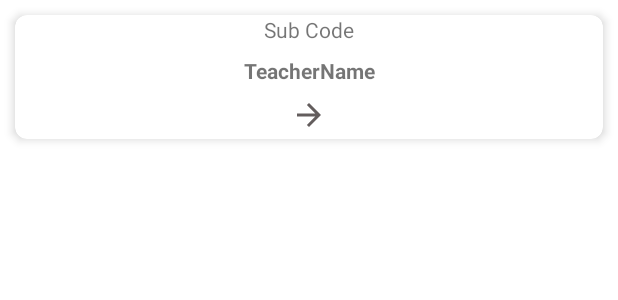
After one commit to M786453/UafResult, an Android app: the layout recycler_view_row.xml on its own in the app's theme, with its tools: preview values and no code run, on a phone screen of 412 x 824 dp. The commit adds this screen. Shown: the top 300 px of the screen. Run offline under Robolectric (Android 15) with nearby library versions, the phone set to English and light mode, and no system bars.

Commit message:
Added StaggeredRecyclerViewAdapter didn't removed the listView...

```diff
--- a/app/build.gradle
+++ b/app/build.gradle
@@ -57,4 +57,6 @@ dependencies {
     implementation "androidx.lifecycle:lifecycle-runtime:$lifecycle_version"
     annotationProcessor "androidx.lifecycle:lifecycle-compiler:$lifecycle_version"
 
+    implementation "androidx.recyclerview:recyclerview:1.2.1"
+
 }
--- a/app/src/main/res/layout/activity_single_sub_result.xml
+++ b/app/src/main/res/layout/activity_single_sub_result.xml
@@ -388,7 +388,7 @@
                 android:layout_height="wrap_content"
                 android:layout_marginStart="5dp"
                 android:layout_marginLeft="5dp"
-                app:srcCompat="@drawable/rating_star" />
+                />
         </LinearLayout>
 
         <LinearLayout
--- /dev/null
+++ b/app/src/main/res/layout/recycler_view_row.xml
@@ -0,0 +1,47 @@
+<?xml version="1.0" encoding="utf-8"?>
+<androidx.cardview.widget.CardView xmlns:android="http://schemas.android.com/apk/res/android"
+    xmlns:app="http://schemas.android.com/apk/res-auto"
+    android:layout_width="match_parent"
+    android:layout_height="wrap_content"
+    android:layout_margin="10dp"
+    android:orientation="vertical"
+    android:padding="5dp"
+    app:cardCornerRadius="8dp"
+    app:cardElevation="4dp">
+
+    <LinearLayout
+        android:layout_width="match_parent"
+        android:layout_height="match_parent"
+        android:gravity="center"
+        android:orientation="vertical">
+
+        <TextView
+            android:id="@+id/sub_code"
+            android:layout_width="wrap_content"
+            android:layout_height="wrap_content"
+            android:layout_gravity="center"
+            android:text="Sub Code" />
+
+        <TextView
+            android:id="@+id/teacherName"
+            android:layout_width="wrap_content"
+            android:layout_height="wrap_content"
+            android:layout_gravity="center"
+            android:layout_marginTop="8dp"
+            android:gravity="center"
+            android:text="TeacherName"
+            android:textStyle="bold" />
+
+        <ImageView
+            android:id="@+id/imageView3"
+            android:layout_width="wrap_content"
+            android:layout_height="wrap_content"
+            android:layout_gravity="center"
+            android:layout_marginTop="8dp"
+            android:layout_marginBottom="4dp"
+            android:rotation="180"
+            android:tint="#635D5D"
+            app:srcCompat="@drawable/ic_baseline_arrow_back_24" />
+    </LinearLayout>
+
+</androidx.cardview.widget.CardView>
```
Also changed, not shown: app/src/main/java/com/example/uafresult/result/ResultActivity.java (+9 -1 lines), app/src/main/java/com/example/uafresult/result/StaggeredRecyclerViewAdapter.java (added, +74 -0 lines), app/src/main/res/layout/activity_result.xml (+9 -1 lines).
